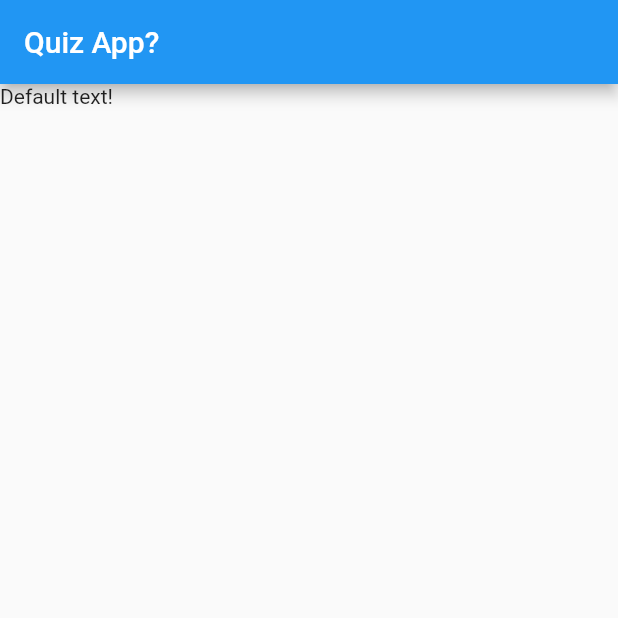
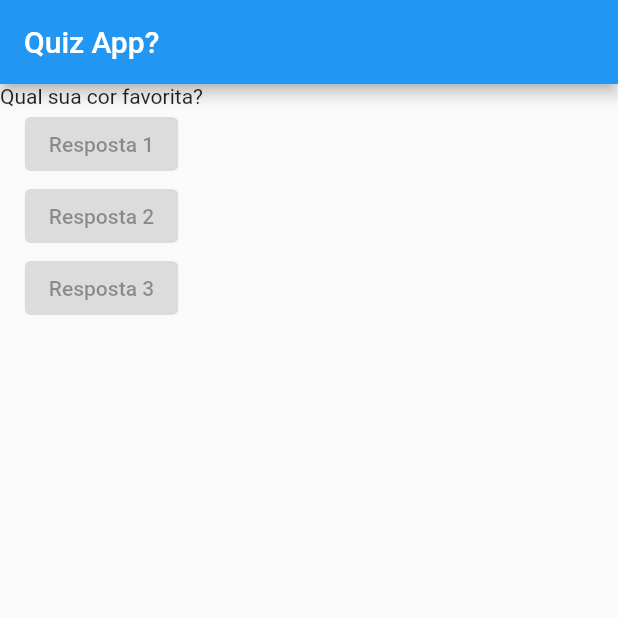
Before and after one commit to Gabones/QuizApp, a Flutter app: the screen it shows after launch, on a phone screen of 412 x 824 dp, the top half of it. Run offline on Flutter 3.47's test engine with Material 2 defaults, Android fonts, the phone set to English and light mode, and no system bars.

Commit message:
lesson 30

```diff
--- a/lib/main.dart
+++ b/lib/main.dart
@@ -9,13 +9,33 @@ void main() => runApp(MyApp());
 class MyApp extends StatelessWidget {
   @override
   Widget build(BuildContext context) {
+    List<String> questions = [
+      'Qual sua cor favorita?',
+      'Qual seu animal preferido?'
+    ];
     return MaterialApp(
-        home: Scaffold(
-          appBar: AppBar(
-            title: Text('Quiz App?'),
-          ),
-          body: Text('Default text!'),
+      home: Scaffold(
+        appBar: AppBar(
+          title: Text('Quiz App?'),
         ),
+        body: Column(
+          children: [
+            Text(questions[0]),
+            ElevatedButton(
+              child: Text('Resposta 1'),
+              onPressed: null,
+            ),
+            ElevatedButton(
+              child: Text('Resposta 2'),
+              onPressed: null,
+            ),
+            ElevatedButton(
+              child: Text('Resposta 3'),
+              onPressed: null,
+            )
+          ],
+        ),
+      ),
     );
   }
 }
```
